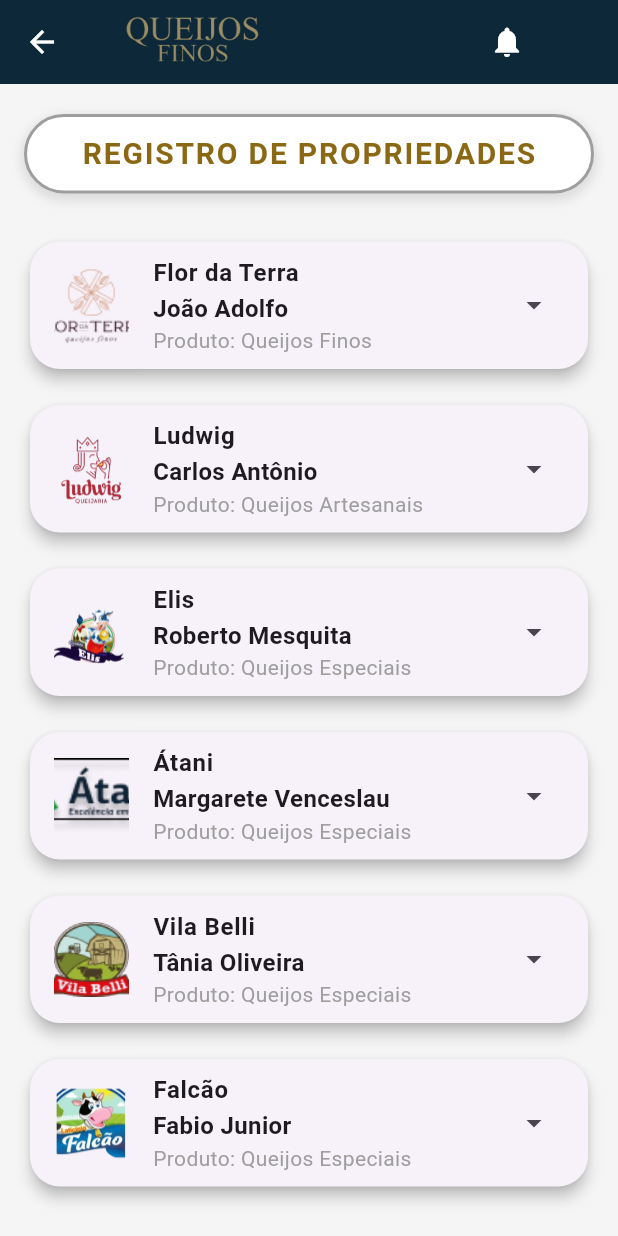
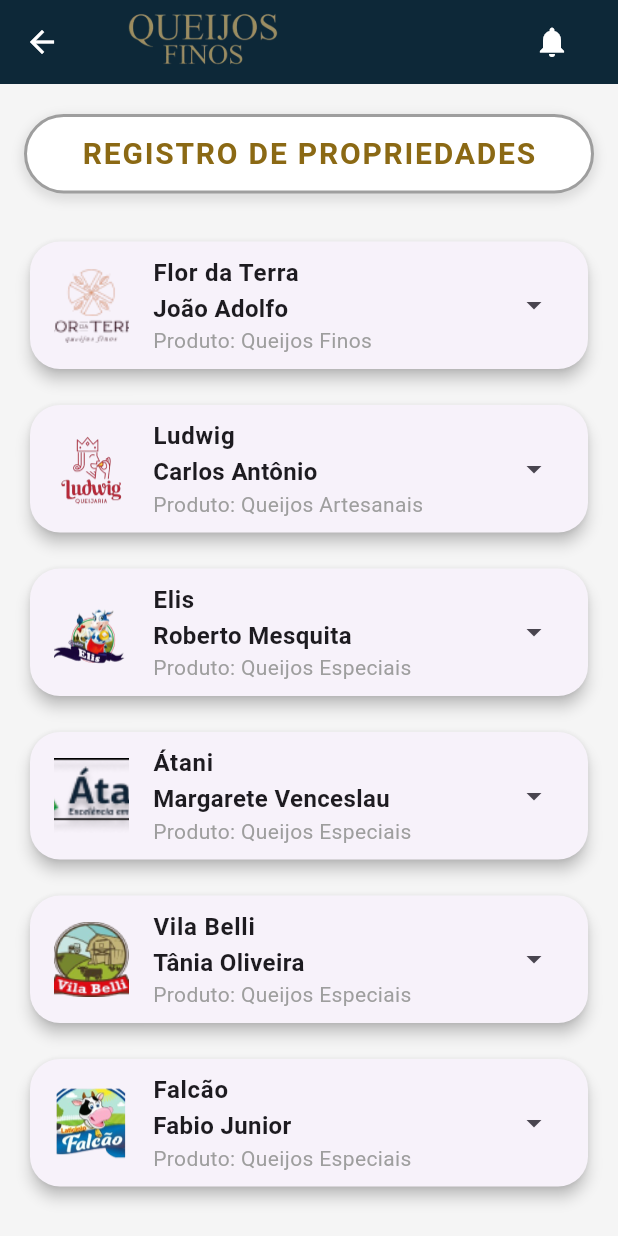
Before and after one commit to Grupo-3-Queijaria/Projeto-Integrador, a Flutter app: the screen it shows after launch, in the side drawer, after a tap on "Registro de Propriedades", on a phone screen of 412 x 824 dp. Run offline on Flutter 3.47's test engine with Material 3 defaults, Android fonts, the phone set to English and light mode, and no system bars; missing offline and left inert: splash_screen_view.

Commit message:
ajustado tamanho de logo

```diff
--- a/lib/CustomAppBar.dart
+++ b/lib/CustomAppBar.dart
@@ -15,14 +15,14 @@
       backgroundColor: const Color(0xFF0D2838),
       title: Image.asset(
         'assets/queijos-finos.png',
-        height: 40,
+        height: 45,
       ),
       iconTheme: const IconThemeData(
         color: Colors.white,
       ),
       actions: [
         Padding(
-          padding: const EdgeInsets.only(right: 50.0),
+          padding: const EdgeInsets.only(right: 20.0),
           child: IconButton(
             icon: const Icon(Icons.notifications),
             onPressed: () {
```
